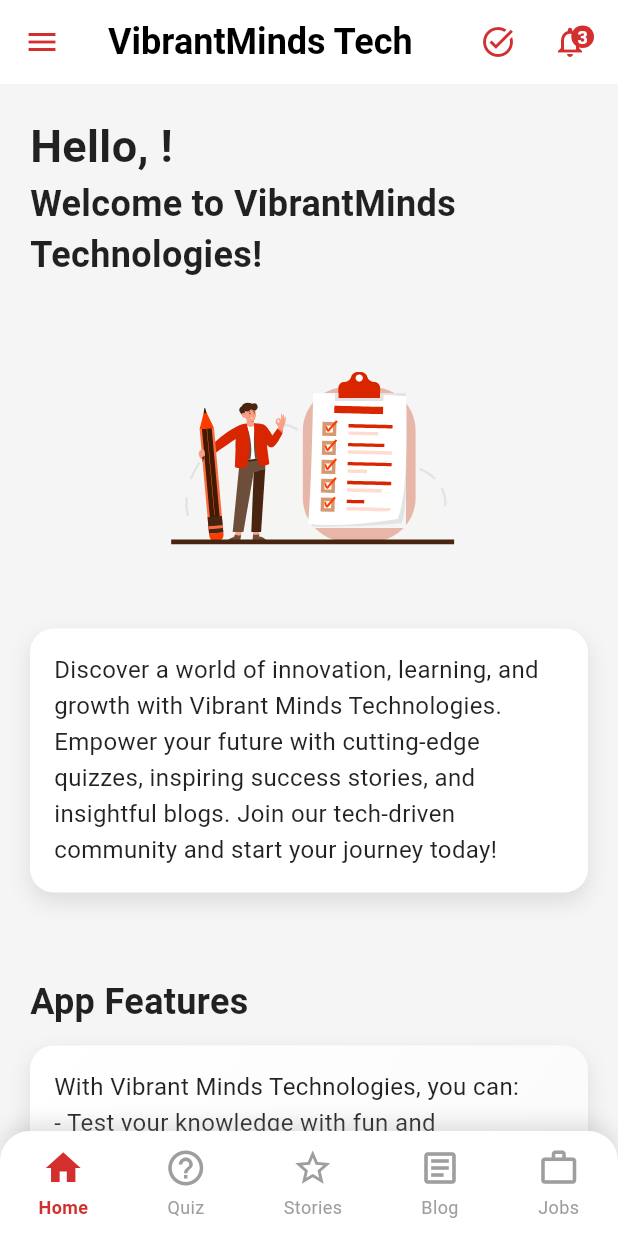
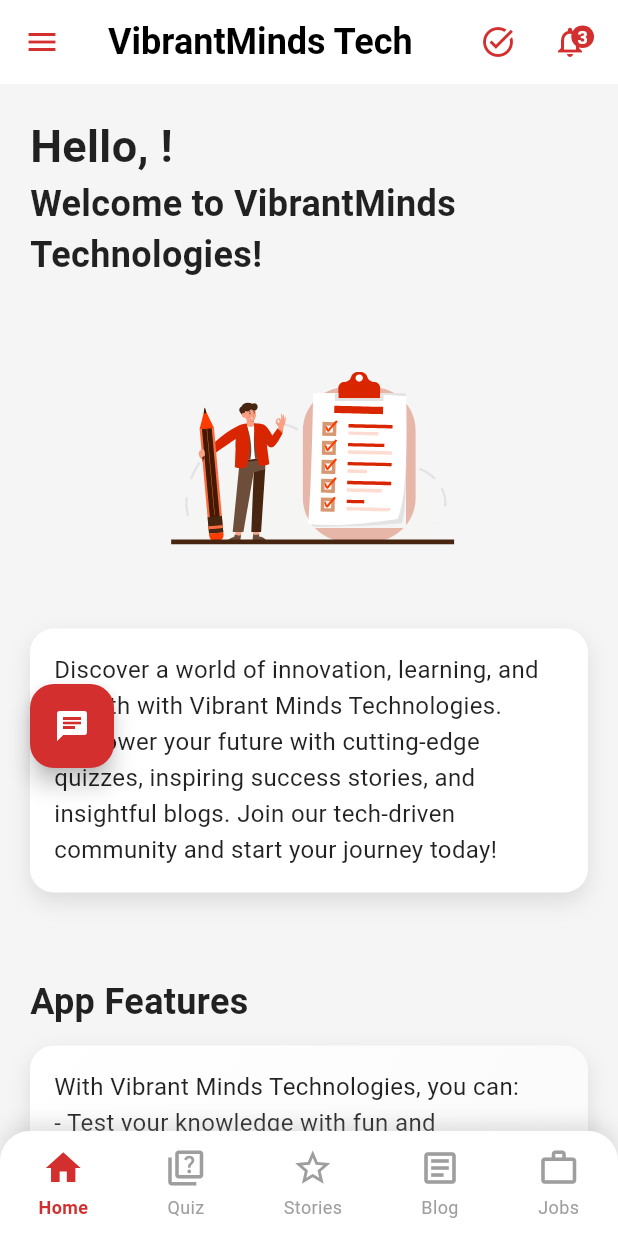
Before and after one commit to coderrDikshant/VibrantMinds, a Flutter app: the RoleBasedHome screen opened directly, on a phone screen of 412 x 824 dp. Run offline on Flutter 3.47's test engine with Material 3 defaults, Android fonts, the phone set to English and light mode, and no system bars; our stand-ins replace cloud_firestore, firebase_core, get, google_generative_ai, lottie; missing offline and left inert: amplify_auth_cognito, amplify_authenticator, amplify_flutter; accounts and stored records are empty; Roboto replaces fonts that are missing (Poppins).

Commit message:
added chat bot

```diff
--- a/lib/main.dart
+++ b/lib/main.dart
@@ -20,7 +20,7 @@
   await Firebase.initializeApp(
     options: DefaultFirebaseOptions.currentPlatform,
   );
-
+  final api_key = 'AIzaSyANcLW4GibTK4q29-9TP77chbhEPpik34k';
   // Initialize Amplify
   await _configureAmplify();
 
--- a/lib/screens/job_screen/job_list_screen.dart
+++ b/lib/screens/job_screen/job_list_screen.dart
@@ -334,7 +334,7 @@
       },
       child: Ink(
         decoration: BoxDecoration(
-          color: const Color.fromARGB(255, 255, 81, 0), // Orange button
+          color: const Color.fromARGB(255, 245, 57, 43), // Orange button
           borderRadius: BorderRadius.circular(8),
         ),
         padding: EdgeInsets.symmetric(horizontal: 20, vertical: 10),
--- a/lib/screens/profile_screens/role_based_home.dart
+++ b/lib/screens/profile_screens/role_based_home.dart
@@ -9,7 +9,9 @@
 import '../../screens/contact_us_screen.dart';
 import '../../theme/vibrant_theme.dart';
 import '../../screens/bookmark_screen.dart';
-import '../../screens/notificaion_screen.dart';
+// import '../../screens/notification_screen.dart';
+import '../../screens/chatbot_screen.dart';
+import '../notificaion_screen.dart';
 
 class RoleBasedHome extends StatefulWidget {
   const RoleBasedHome({super.key});
@@ -25,6 +27,9 @@
   String _userEmail = '';
   String _userName = '';
   bool _loading = true;
+
+  bool _showChatBot = true;
+  Offset _chatBotPosition = const Offset(20, 400); // default position
 
   @override
   void initState() {
@@ -75,7 +80,7 @@
     setState(() {
       _currentIndex = index;
     });
-    Navigator.of(context).pop(); // Close drawer
+    Navigator.of(context).pop();
   }
 
   void _logout(BuildContext context) async {
@@ -103,12 +108,22 @@
     );
   }
 
-  Widget _buildDrawerItem(
-      BuildContext context, {
-        required IconData icon,
+  void talkWithChatbot(BuildContext context, String userEmail, String userName) {
+    Navigator.push(
+      context,
+      MaterialPageRoute(
+        builder: (_) => ChatBotScreen(
+          userEmail: userEmail,
+          userName: userName,
+        ),
+      ),
+    );
+  }
+
+  Widget _buildDrawerItem(BuildContext context,
+      {required IconData icon,
         required String title,
-        required int pageIndex,
-      }) {
+        required int pageIndex}) {
     return ListTile(
       leading: Icon(icon, color: const Color(0xFFD32F2F)),
       title: Text(
@@ -122,6 +137,29 @@
       onTap: () => _navigateTo(pageIndex),
       contentPadding: const EdgeInsets.symmetric(horizontal: 24, vertical: 4),
       shape: RoundedRectangleBorder(borderRadius: BorderRadius.circular(12)),
+    );
+  }
+  void _showLogoutConfirmationDialog(BuildContext context) {
+    showDialog(
+      context: context,
+      builder: (ctx) => AlertDialog(
+        title: const Text('Confirm Logout'),
+        content: const Text('Are you sure you want to log out?'),
+        actions: [
+          TextButton(
+            onPressed: () => Navigator.of(ctx).pop(),
+            child: const Text('Cancel'),
+          ),
+          ElevatedButton(
+            style: ElevatedButton.styleFrom(backgroundColor: const Color(0xFFD32F2F)),
+            onPressed: () {
+              Navigator.of(ctx).pop(); // Close the dialog
+              _logout(context);        // Call logout function
+            },
+            child: const Text('Logout'),
+          ),
+        ],
+      ),
     );
   }
 
@@ -200,13 +238,36 @@
                     padding: const EdgeInsets.symmetric(vertical: 16),
                     child: Column(
                       children: [
-                        _buildDrawerItem(context, icon: Icons.home, title: 'Home', pageIndex: 0),
-                        _buildDrawerItem(context, icon: Icons.quiz, title: 'Quizzes', pageIndex: 1),
-                        _buildDrawerItem(context, icon: Icons.star, title: 'Success Stories', pageIndex: 2),
-                        _buildDrawerItem(context, icon: Icons.book, title: 'Blogs', pageIndex: 3),
-                        _buildDrawerItem(context, icon: Icons.work, title: 'Jobs', pageIndex: 4),
-                        _buildDrawerItem(context, icon: Icons.feedback, title: 'Feedback', pageIndex: 5),
-                        _buildDrawerItem(context, icon: Icons.contact_support, title: 'Contact Us', pageIndex: 6),
+                        _buildDrawerItem(context,
+                            icon: Icons.home, title: 'Home', pageIndex: 0),
+                        _buildDrawerItem(context,
+                            icon: Icons.quiz, title: 'Quizzes', pageIndex: 1),
+                        _buildDrawerItem(context,
+                            icon: Icons.star,
+                            title: 'Success Stories',
+                            pageIndex: 2),
+                        _buildDrawerItem(context,
+                            icon: Icons.book, title: 'Blogs', pageIndex: 3),
+                        _buildDrawerItem(context,
+                            icon: Icons.work, title: 'Jobs', pageIndex: 4),
+                        _buildDrawerItem(context,
+                            icon: Icons.feedback,
+                            title: 'Feedback',
+                            pageIndex: 5),
+                        _buildDrawerItem(context,
+                            icon: Icons.contact_support,
+                            title: 'Contact Us',
+                            pageIndex: 6),
+                        SwitchListTile(
+                          title: const Text('Show ChatBot'),
+                          value: _showChatBot,
+                          onChanged: (value) {
+                            setState(() {
+                              _showChatBot = value;
+                            });
+                          },
+                          secondary: const Icon(Icons.smart_toy),
+                        ),
                       ],
                     ),
                   ),
@@ -218,7 +279,7 @@
                   vertical: isSmallScreen ? 8 : 16,
                 ),
                 child: ElevatedButton.icon(
-                  onPressed: () => _logout(context),
+                  onPressed: () => _showLogoutConfirmationDialog(context),
                   icon: const Icon(Icons.logout, color: Colors.white),
                   label: Text(
                     'Logout',
@@ -231,10 +292,13 @@
                   style: ElevatedButton.styleFrom(
                     backgroundColor: const Color(0xFFD32F2F),
                     padding: EdgeInsets.symmetric(vertical: isSmallScreen ? 10 : 12),
-                    shape: RoundedRectangleBorder(borderRadius: BorderRadius.circular(12)),
+                    shape: RoundedRectangleBorder(
+                      borderRadius: BorderRadius.circular(12),
+                    ),
                     minimumSize: Size(double.infinity, isSmallScreen ? 45 : 50),
                   ),
                 ),
+
               ),
             ],
           ),
@@ -274,7 +338,8 @@
           Stack(
             children: [
               IconButton(
-                icon: const Icon(Icons.notifications_none, color: Color(0xFFD32F2F)),
+                icon: const Icon(Icons.notifications_none,
+                    color: Color(0xFFD32F2F)),
                 onPressed: () => _showNotifications(context),
                 tooltip: 'Notifications',
               ),
@@ -289,7 +354,10 @@
                   ),
                   child: const Text(
                     '3',
-                    style: TextStyle(color: Colors.white, fontSize: 12, fontWeight: FontWeight.bold),
+                    style: TextStyle(
+                        color: Colors.white,
+                        fontSize: 12,
+                        fontWeight: FontWeight.bold),
                   ),
                 ),
               ),
@@ -299,7 +367,9 @@
         ],
       ),
       drawer: _buildDrawer(),
-      body: PageView(
+      body: Stack(
+        children: [
+          PageView(
             controller: _pageController,
             onPageChanged: (index) {
               setState(() {
@@ -307,13 +377,39 @@
               });
             },
             children: [
-          HomeScreen(navigateTo: (context, route) => _navigateTo(_getPageIndex(route)), username: _userName, email: _userEmail),
+              HomeScreen(
+                  navigateTo: (context, route) =>
+                      _navigateTo(_getPageIndex(route)),
+                  username: _userName,
+                  email: _userEmail),
               QuizEntryScreen(name: _userName, email: _userEmail),
               SuccessStoryPage(userEmail: _userEmail, userName: _userName),
               BlogScreen(userEmail: _userEmail, userName: _userName),
               JobListScreen(userEmail: _userEmail),
               FeedbackScreen(userEmail: _userEmail),
               ContactUsScreen(userEmail: _userEmail),
+            ],
+          ),
+          if (_showChatBot)
+            Positioned(
+              left: _chatBotPosition.dx,
+              top: _chatBotPosition.dy,
+              child: GestureDetector(
+                onPanUpdate: (details) {
+                  setState(() {
+                    _chatBotPosition += details.delta;
+                  });
+                },
+                child: FloatingActionButton(
+                  backgroundColor: const Color(0xFFD32F2F),
+                  onPressed: () {
+                    talkWithChatbot(context, _userEmail, _userName);
+                  },
+                  child: const Icon(Icons.chat, color: Colors.white),
+                  tooltip: 'Chat with us',
+                ),
+              ),
+            ),
         ],
       ),
       bottomNavigationBar: Container(
@@ -336,7 +432,7 @@
           mainAxisAlignment: MainAxisAlignment.spaceAround,
           children: [
             _buildNavItem(0, Icons.home, Icons.home_outlined, "Home"),
-            _buildNavItem(1, Icons.quiz, Icons.help_outline, "Quiz"),
+            _buildNavItem(1, Icons.quiz, Icons.quiz_outlined, "Quiz"),
             _buildNavItem(2, Icons.star, Icons.star_outline, "Stories"),
             _buildNavItem(3, Icons.article, Icons.article_outlined, "Blog"),
             _buildNavItem(4, Icons.work, Icons.work_outline, "Jobs"),
@@ -346,7 +442,8 @@
     );
   }
 
-  Widget _buildNavItem(int index, IconData activeIcon, IconData inactiveIcon, String label) {
+  Widget _buildNavItem(
+      int index, IconData activeIcon, IconData inactiveIcon, String label) {
     final bool isActive = _currentIndex == index;
     return GestureDetector(
       onTap: () {
--- a/pubspec.yaml
+++ b/pubspec.yaml
@@ -25,6 +25,9 @@
   get: ^4.7.2
   intl: ^0.19.0
   uuid: ^3.0.7
+  generative_ai_dart: ^0.1.2
+  google_generative_language_api: ^0.2.1
+  google_generative_ai:
 #  riverpod: ^2.0.0
 #  flutter_3d_object: ^0.1.0
 
```
Also changed, not shown: lib/screens/chatbot_screen.dart (added, +241 -0 lines), pubspec.lock. Lines whose indentation alone changed are shown as unchanged.
